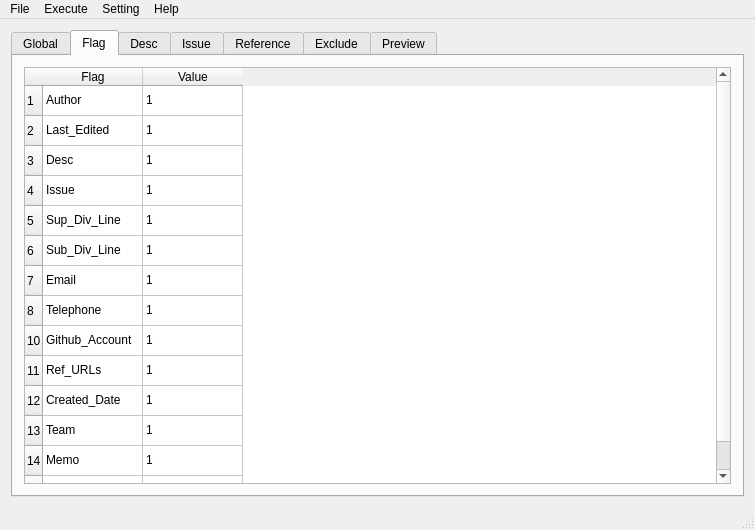
jopemachine-playground/Summary-Commenter, file Symmary Commenter/mainwindow.ui: the form before one commit.
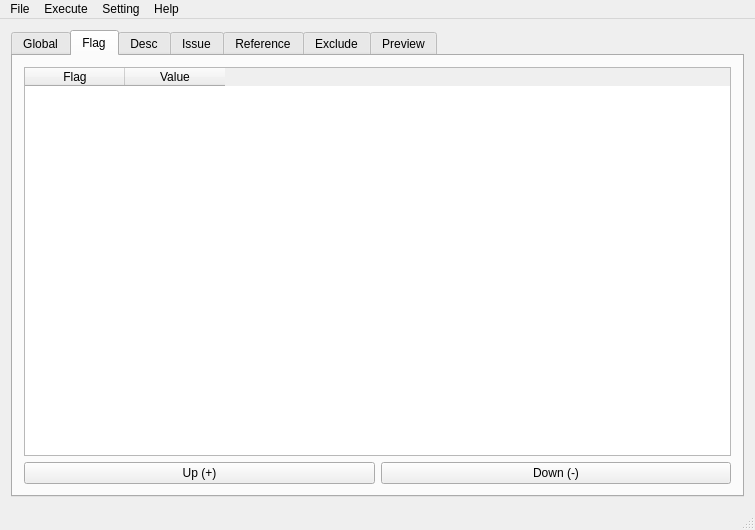
The form after the commit. The open tabs and pages were chosen to show the change. Icons and pictures are not drawn.

Commit message: FlagTbl Item 순서 변경을 위한 코드 변경

Diff of the .ui file:
```diff
--- a/Symmary Commenter/mainwindow.ui
+++ b/Symmary Commenter/mainwindow.ui
@@ -398,76 +398,6 @@
          <layout class="QVBoxLayout" name="flagTabL1">
           <item>
            <widget class="QTableWidget" name="flagTblWidget">
-            <row>
-             <property name="text">
-              <string>1</string>
-             </property>
-            </row>
-            <row>
-             <property name="text">
-              <string>2</string>
-             </property>
-            </row>
-            <row>
-             <property name="text">
-              <string>3</string>
-             </property>
-            </row>
-            <row>
-             <property name="text">
-              <string>4</string>
-             </property>
-            </row>
-            <row>
-             <property name="text">
-              <string>5</string>
-             </property>
-            </row>
-            <row>
-             <property name="text">
-              <string>6</string>
-             </property>
-            </row>
-            <row>
-             <property name="text">
-              <string>7</string>
-             </property>
-            </row>
-            <row>
-             <property name="text">
-              <string>8</string>
-             </property>
-            </row>
-            <row>
-             <property name="text">
-              <string>10</string>
-             </property>
-            </row>
-            <row>
-             <property name="text">
-              <string>11</string>
-             </property>
-            </row>
-            <row>
-             <property name="text">
-              <string>12</string>
-             </property>
-            </row>
-            <row>
-             <property name="text">
-              <string>13</string>
-             </property>
-            </row>
-            <row>
-             <property name="text">
-              <string>14</string>
-             </property>
-            </row>
-            <row>
-             <property name="text">
-              <string>15</string>
-             </property>
-            </row>
             <column>
              <property name="text">
               <string>Flag</string>
@@ -478,148 +408,26 @@
               <string>Value</string>
              </property>
             </column>
-            <item row="0" column="0">
-             <property name="text">
-              <string>Author</string>
-             </property>
-            </item>
-            <item row="0" column="1">
-             <property name="text">
-              <string>1</string>
-             </property>
-            </item>
-            <item row="1" column="0">
-             <property name="text">
-              <string>Last_Edited</string>
-             </property>
-            </item>
-            <item row="1" column="1">
-             <property name="text">
-              <string>1</string>
-             </property>
-            </item>
-            <item row="2" column="0">
-             <property name="text">
-              <string>Desc</string>
-             </property>
-            </item>
-            <item row="2" column="1">
-             <property name="text">
-              <string>1</string>
-             </property>
-            </item>
-            <item row="3" column="0">
-             <property name="text">
-              <string>Issue</string>
-             </property>
-            </item>
-            <item row="3" column="1">
-             <property name="text">
-              <string>1</string>
-             </property>
-            </item>
-            <item row="4" column="0">
-             <property name="text">
-              <string>Sup_Div_Line</string>
-             </property>
-            </item>
-            <item row="4" column="1">
-             <property name="text">
-              <string>1</string>
-             </property>
-            </item>
-            <item row="5" column="0">
-             <property name="text">
-              <string>Sub_Div_Line</string>
-             </property>
-            </item>
-            <item row="5" column="1">
-             <property name="text">
-              <string>1</string>
-             </property>
-            </item>
-            <item row="6" column="0">
-             <property name="text">
-              <string>Email</string>
-             </property>
-            </item>
-            <item row="6" column="1">
-             <property name="text">
-              <string>1</string>
-             </property>
-            </item>
-            <item row="7" column="0">
-             <property name="text">
-              <string>Telephone</string>
-             </property>
-            </item>
-            <item row="7" column="1">
-             <property name="text">
-              <string>1</string>
-             </property>
-            </item>
-            <item row="8" column="0">
-             <property name="text">
-              <string>Github_Account</string>
-             </property>
-            </item>
-            <item row="8" column="1">
-             <property name="text">
-              <string>1</string>
-             </property>
-            </item>
-            <item row="9" column="0">
-             <property name="text">
-              <string>Ref_URLs</string>
-             </property>
-            </item>
-            <item row="9" column="1">
-             <property name="text">
-              <string>1</string>
-             </property>
-            </item>
-            <item row="10" column="0">
-             <property name="text">
-              <string>Created_Date</string>
-             </property>
-            </item>
-            <item row="10" column="1">
-             <property name="text">
-              <string>1</string>
-             </property>
-            </item>
-            <item row="11" column="0">
-             <property name="text">
-              <string>Team</string>
-             </property>
-            </item>
-            <item row="11" column="1">
-             <property name="text">
-              <string>1</string>
-             </property>
-            </item>
-            <item row="12" column="0">
-             <property name="text">
-              <string>Memo</string>
-             </property>
-            </item>
-            <item row="12" column="1">
-             <property name="text">
-              <string>1</string>
-             </property>
-            </item>
-            <item row="13" column="0">
-             <property name="text">
-              <string>File_Name</string>
-             </property>
-            </item>
-            <item row="13" column="1">
-             <property name="text">
-              <string>1</string>
-             </property>
-            </item>
            </widget>
           </item>
+          <item>
+           <layout class="QHBoxLayout" name="FlagBtnL">
+            <item>
+             <widget class="QPushButton" name="FlagUpBtn">
+              <property name="text">
+               <string>Up (+)</string>
+              </property>
+             </widget>
+            </item>
+            <item>
+             <widget class="QPushButton" name="FlagDownBtn">
+              <property name="text">
+               <string>Down (-)</string>
+              </property>
+             </widget>
+            </item>
+           </layout>
+          </item>
          </layout>
         </item>
        </layout>
```
Left out of the diff: 19 changed lines with no effect on the pictures. The commit also changes 14 other files.
